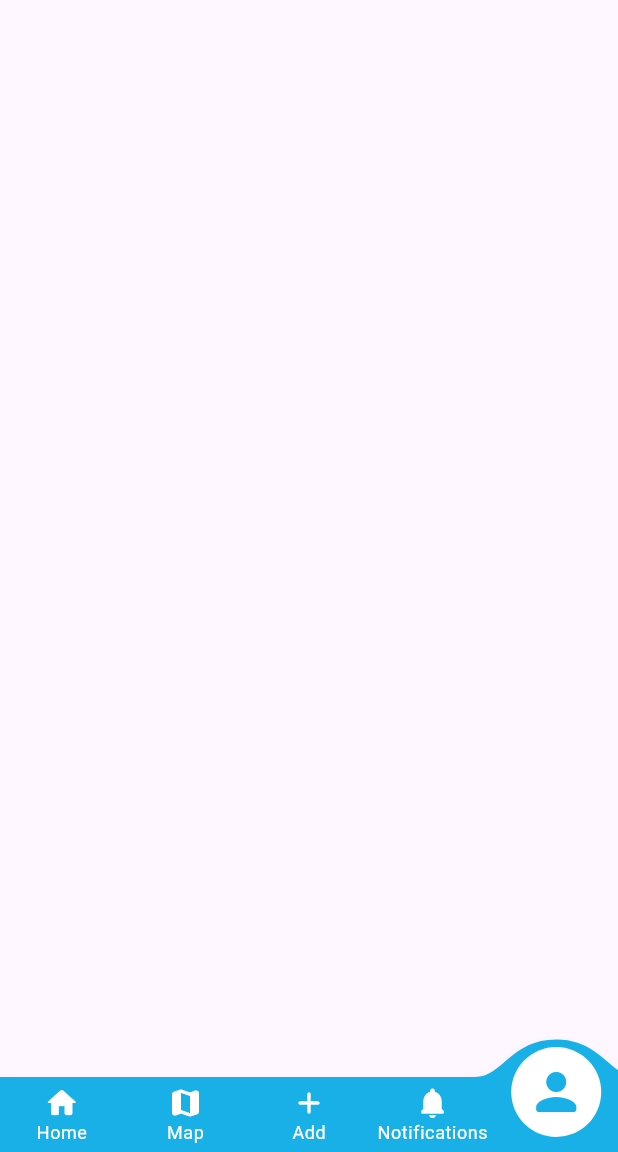
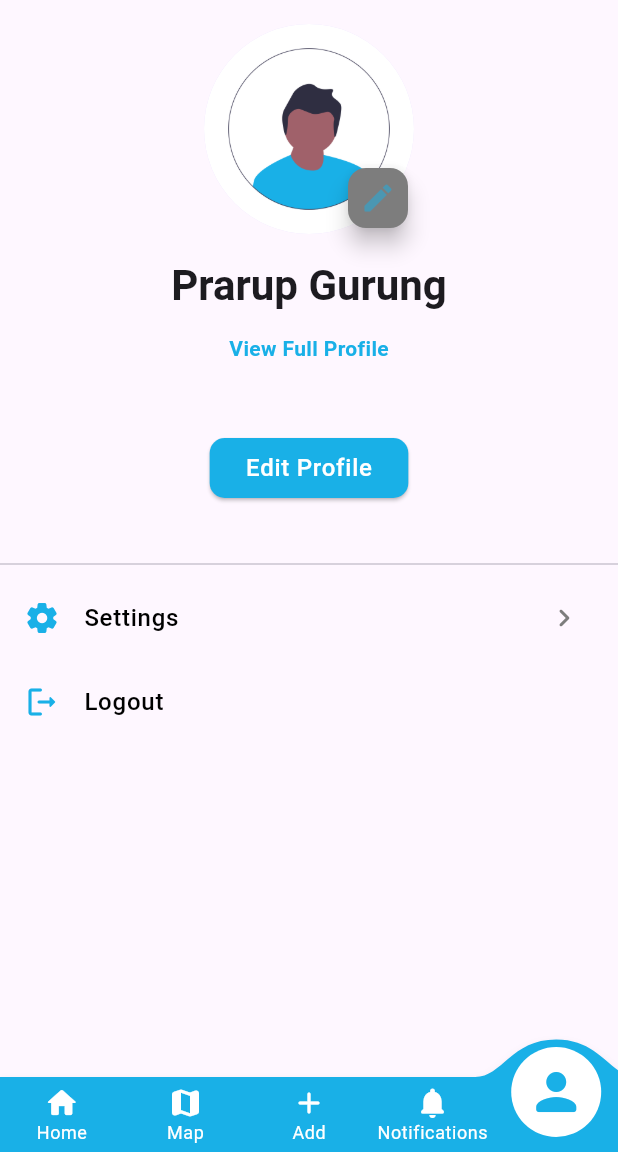
Before and after one commit to grgprarup/stationery_shop, a Flutter app: the HomeScreen screen opened directly with empty values, item 5 of the bottom bar chosen, on a phone screen of 412 x 824 dp, the part 84-1236 px from its top. Run offline on Flutter 3.47's test engine with Material 3 defaults, Android fonts, the light colour scheme and no system bars; our stand-ins replace shared_preferences; accounts and stored records are empty.

Commit message:
Implemented user profile screen

```diff
--- a/lib/src/screens/home_screen.dart
+++ b/lib/src/screens/home_screen.dart
@@ -1,5 +1,6 @@
 import 'package:convex_bottom_bar/convex_bottom_bar.dart';
 import 'package:flutter/material.dart';
+import 'package:stationery_shop/src/screens/user_profile_screen.dart';
 
 import '../services/api_service.dart';
 import '../widgets/application_bar.dart';
@@ -81,7 +82,7 @@ class _HomeScreenState extends State<HomeScreen> {
           child: Icon(Icons.notifications_rounded, size: 64)
         );
       case 4:
-        // TODO: Add profile screen body
+        return const UserProfileScreen();
       default:
         return Container();
     }
--- /dev/null
+++ b/lib/src/screens/user_profile_screen.dart
@@ -0,0 +1,125 @@
+import 'package:flutter/material.dart';
+
+class UserProfileScreen extends StatefulWidget {
+  const UserProfileScreen({super.key});
+
+
+  @override
+  _UserProfileScreenState createState() => _UserProfileScreenState();
+}
+
+class _UserProfileScreenState extends State<UserProfileScreen> {
+  @override
+  Widget build(BuildContext context) {
+    return SingleChildScrollView(
+      child: Container(
+        padding: EdgeInsets.zero,
+        child: Column(
+          mainAxisAlignment: MainAxisAlignment.center,
+          children: [
+            const SizedBox(height: 16),
+            Stack(
+              children: [
+                const CircleAvatar(
+                  radius: 70,
+                  backgroundImage:
+                  AssetImage('lib/src/assets/images/avatar.png'),
+                ),
+                Positioned(
+                    bottom: 0,
+                    right: 0,
+                    child: FloatingActionButton(
+                      onPressed: () {
+                        // TODO: Implement change profile picture functionality
+                      },
+                      mini: true,
+                      backgroundColor: const Color(0xFF7D7D7D),
+                      tooltip: 'Change Image',
+                      child: Icon(
+                        Icons.edit_rounded,
+                        color: const Color(0xFF19B0E7).withOpacity(0.5),
+                      ),
+                    )),
+              ],
+            ),
+            const SizedBox(height: 16),
+            Text(
+              // TODO: Replace with user's full name
+              'Prarup Gurung',
+              style: Theme.of(context)
+                  .textTheme
+                  .headlineMedium
+                  ?.apply(fontWeightDelta: 2),
+            ),
+            TextButton(
+              child: Text(
+                'View Full Profile',
+                style: Theme.of(context)
+                    .textTheme
+                    .bodyMedium
+                    ?.apply(color: const Color(0xFF19B0E7), fontWeightDelta: 2),
+              ),
+              onPressed: () {
+                // TODO: Implement view full profile functionality
+              },
+            ),
+            const SizedBox(height: 32),
+            ElevatedButton(
+              onPressed: () => {
+                // TODO: Implement edit profile functionality
+              },
+              style: ElevatedButton.styleFrom(
+                backgroundColor: const Color(0xFF19B0E7),
+                foregroundColor: Colors.white,
+                shape: RoundedRectangleBorder(
+                  borderRadius: BorderRadius.circular(10),
+                ),
+              ),
+              child: Text(
+                'Edit Profile',
+                style: Theme.of(context)
+                    .textTheme
+                    .bodyLarge
+                    ?.apply(color: Colors.white, fontWeightDelta: 1),
+              ),
+            ),
+            const SizedBox(height: 32),
+            const Divider(),
+            ListTile(
+              leading:
+              const Icon(Icons.settings_rounded, color: Color(0xFF19B0E7)),
+              title: Text(
+                'Settings',
+                style: Theme.of(context)
+                    .textTheme
+                    .bodyLarge
+                    ?.apply(color: Colors.black, fontWeightDelta: 1),
+              ),
+              trailing: const Icon(Icons.keyboard_arrow_right_rounded,
+                  color: Color(0xFF7D7D7D)),
+              onTap: () => {
+                //   TODO: Implement settings functionality
+              },
+            ),
+            ListTile(
+              leading: const Icon(
+                Icons.logout_rounded,
+                color: Color(0xFF19B0E7),
+              ),
+              title: Text(
+                'Logout',
+                style: Theme.of(context)
+                    .textTheme
+                    .bodyLarge
+                    ?.apply(color: Colors.black, fontWeightDelta: 1),
+              ),
+              onTap: () => {
+                //   TODO: Implement logout functionality
+              },
+            ),
+          ],
+        ),
+      ),
+    );
+  }
+}
--- a/pubspec.yaml
+++ b/pubspec.yaml
@@ -62,8 +62,8 @@ flutter:
   uses-material-design: true
 
   # To add assets to your application, add an assets section, like this:
-  # assets:
-  #   - images/a_dot_burr.jpeg
+  assets:
+    - lib/src/assets/images/
   #   - images/a_dot_ham.jpeg
 
   # An image asset can refer to one or more resolution-specific "variants", see
```
Also changed, not shown: lib/src/assets/images/avatar.png (added).
